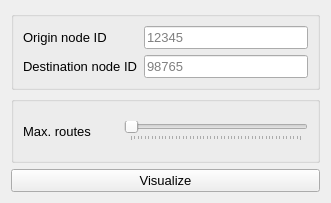
Qt form qaequilibrae/modules/paths_procedures/forms/ui_execute_single.ui (AequilibraE/QAequilibraE) before a commit.
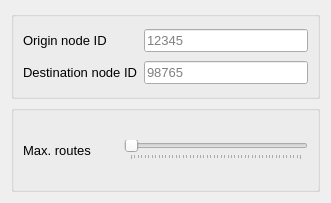
The same form after that commit.

```diff
--- a/qaequilibrae/modules/paths_procedures/forms/ui_execute_single.ui
+++ b/qaequilibrae/modules/paths_procedures/forms/ui_execute_single.ui
@@ -53,18 +53,6 @@
      </layout>
     </widget>
    </item>
-   <item row="2" column="0">
-    <widget class="QPushButton" name="but_visualize">
-     <property name="font">
-      <font>
-       <pointsize>10</pointsize>
-      </font>
-     </property>
-     <property name="text">
-      <string>Visualize</string>
-     </property>
-    </widget>
-   </item>
    <item row="1" column="0">
     <widget class="QGroupBox" name="gridGroupBox">
      <property name="font">
```
